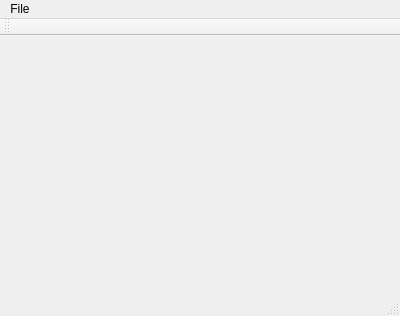
Qt form examples/scripter/mainwindow.ui (govorilka/fireworks) before a commit.
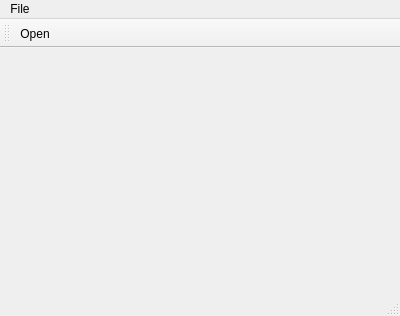
The same form after that commit. Icons and pictures are not drawn.

Patch:
```diff
--- a/examples/scripter/mainwindow.ui
+++ b/examples/scripter/mainwindow.ui
@@ -43,6 +43,7 @@
    <attribute name="toolBarBreak">
     <bool>false</bool>
    </attribute>
+   <addaction name="actionOpen"/>
   </widget>
   <widget class="QStatusBar" name="statusBar"/>
   <action name="actionOpen">
```
Left out of the diff: 6 changed lines with no effect on the pictures.
